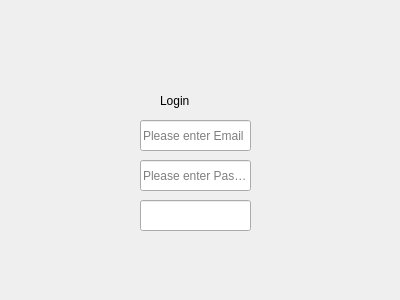
Above: ui/login.ui from NormalHumanUserName/python-app before the change. Below: the same form after it.
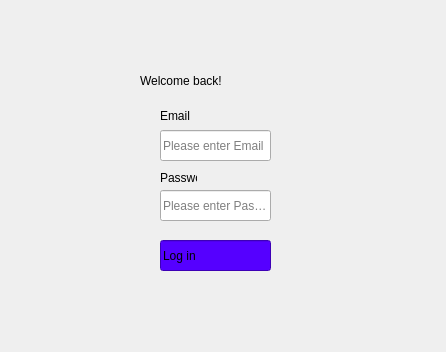
That is the form after the change.

Patch:
```diff
--- a/ui/login.ui
+++ b/ui/login.ui
@@ -6,8 +6,8 @@
    <rect>
     <x>0</x>
     <y>0</y>
-    <width>400</width>
-    <height>300</height>
+    <width>446</width>
+    <height>352</height>
    </rect>
   </property>
   <property name="windowTitle">
@@ -16,8 +16,8 @@
   <widget class="QLineEdit" name="lineEdit">
    <property name="geometry">
     <rect>
-     <x>140</x>
-     <y>120</y>
+     <x>160</x>
+     <y>130</y>
      <width>111</width>
      <height>31</height>
     </rect>
@@ -32,9 +32,9 @@
   <widget class="QLabel" name="label">
    <property name="geometry">
     <rect>
-     <x>160</x>
-     <y>80</y>
-     <width>61</width>
+     <x>140</x>
+     <y>60</y>
+     <width>161</width>
      <height>41</height>
     </rect>
    </property>
@@ -42,14 +42,14 @@
     <string notr="true">font: 700 20pt &quot;Rockwell&quot;;</string>
    </property>
    <property name="text">
-    <string>Login</string>
+    <string>Welcome back!</string>
    </property>
   </widget>
   <widget class="QLineEdit" name="lineEdit_2">
    <property name="geometry">
     <rect>
-     <x>140</x>
-     <y>160</y>
+     <x>160</x>
+     <y>190</y>
      <width>111</width>
      <height>31</height>
     </rect>
@@ -64,16 +64,49 @@
   <widget class="QLineEdit" name="lineEdit_3">
    <property name="geometry">
     <rect>
-     <x>140</x>
-     <y>200</y>
+     <x>160</x>
+     <y>240</y>
      <width>111</width>
      <height>31</height>
     </rect>
    </property>
+   <property name="styleSheet">
+    <string notr="true">font: 15pt &quot;Segoe UI&quot;;
+background-color: rgb(85, 0, 255);</string>
+   </property>
    <property name="text">
+    <string>Log in</string>
+   </property>
+   <property name="placeholderText">
     <string/>
    </property>
   </widget>
+  <widget class="QLabel" name="label_2">
+   <property name="geometry">
+    <rect>
+     <x>160</x>
+     <y>110</y>
+     <width>37</width>
+     <height>12</height>
+    </rect>
+   </property>
+   <property name="text">
+    <string>Email</string>
+   </property>
+  </widget>
+  <widget class="QLabel" name="label_3">
+   <property name="geometry">
+    <rect>
+     <x>160</x>
+     <y>170</y>
+     <width>37</width>
+     <height>16</height>
+    </rect>
+   </property>
+   <property name="text">
+    <string>Password</string>
+   </property>
+  </widget>
  </widget>
  <resources/>
  <connections/>
```
Left out of the diff: 2 changed lines with no effect on the pictures.
